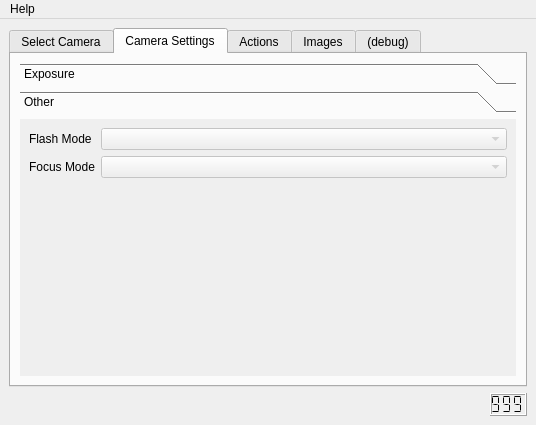
Old version of the form camtool/camtool.ui in the repository steveicarus/camctl.
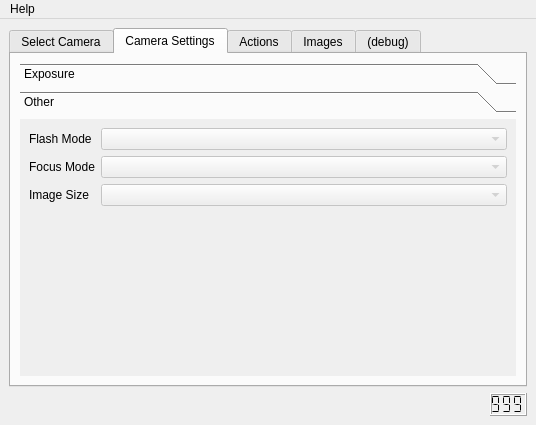
New version of the form. The open tabs and pages were chosen to show the change.

Commit message:
Add support for setting the image size.
The ImageSize property is standard, and is the way to
set the resolution of the scan. Add support for controlling
this setting from the GUI all the way down to the camera.

Patch:
```diff
--- a/camtool/camtool.ui
+++ b/camtool/camtool.ui
@@ -202,8 +202,8 @@
             <rect>
              <x>0</x>
              <y>0</y>
-             <width>347</width>
-             <height>74</height>
+             <width>482</width>
+             <height>227</height>
             </rect>
            </property>
            <attribute name="label" >
@@ -244,6 +244,23 @@
               </property>
              </widget>
             </item>
+            <item row="2" column="0" >
+             <widget class="QLabel" name="label_2" >
+              <property name="text" >
+               <string>Image Size</string>
+              </property>
+             </widget>
+            </item>
+            <item row="2" column="1" >
+             <widget class="QComboBox" name="image_size_box" >
+              <property name="enabled" >
+               <bool>false</bool>
+              </property>
+              <property name="minimumContentsLength" >
+               <number>24</number>
+              </property>
+             </widget>
+            </item>
            </layout>
           </widget>
          </widget>
```
The commit also changes 7 other files.
